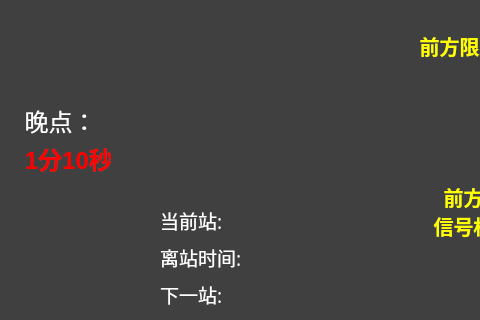
Before: the Qt Designer form UI/Display_1024_768_2.ui in noodleBin/Tram_DMI_Build, drawn with Qt 5; both pictures show x 0 to 480 and y 165 to 485 of the 1024 by 768 pixel window.
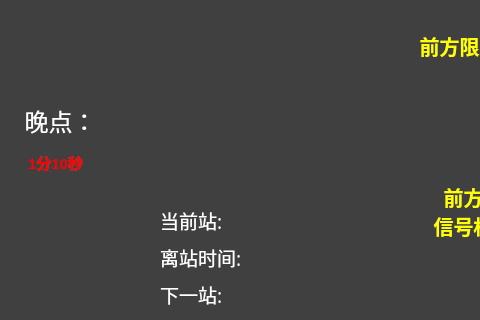
After: the same form once the commit is applied. Icons and pictures are not drawn.

```diff
--- a/UI/Display_1024_768_2.ui
+++ b/UI/Display_1024_768_2.ui
@@ -2030,15 +2030,15 @@
      <widget class="QLabel" name="lbl_delay">
       <property name="geometry">
        <rect>
-        <x>0</x>
-        <y>230</y>
-        <width>111</width>
+        <x>-8</x>
+        <y>234</y>
+        <width>103</width>
         <height>27</height>
        </rect>
       </property>
       <property name="font">
        <font>
-        <pointsize>18</pointsize>
+        <pointsize>11</pointsize>
         <weight>75</weight>
         <bold>true</bold>
        </font>
```
